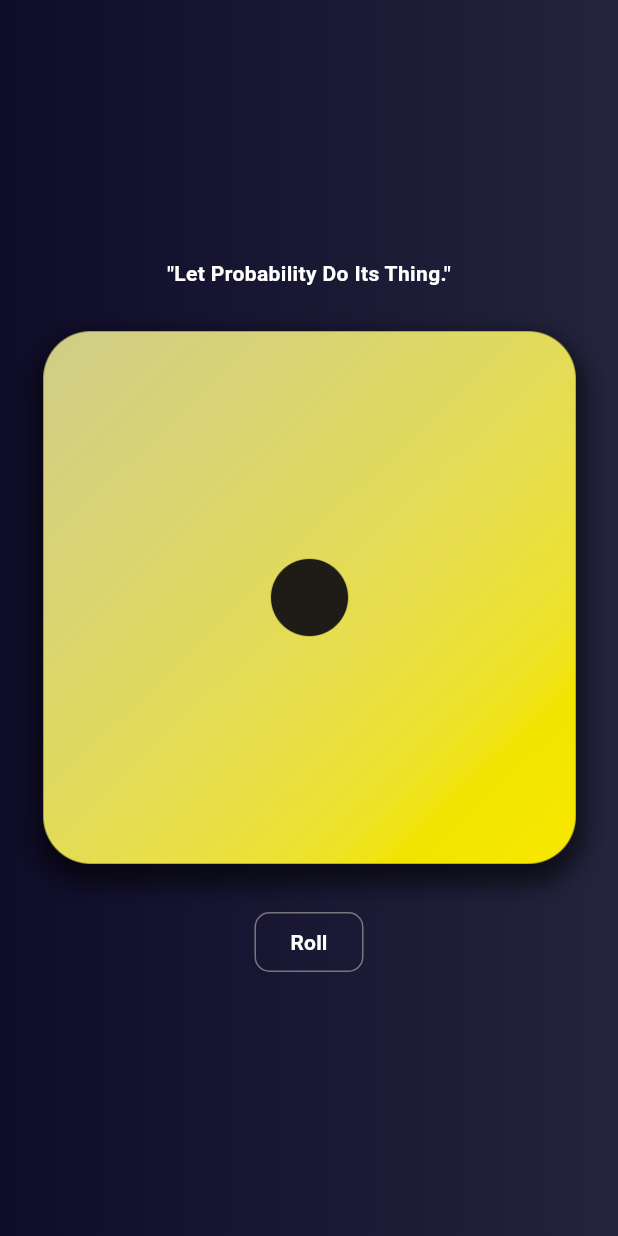
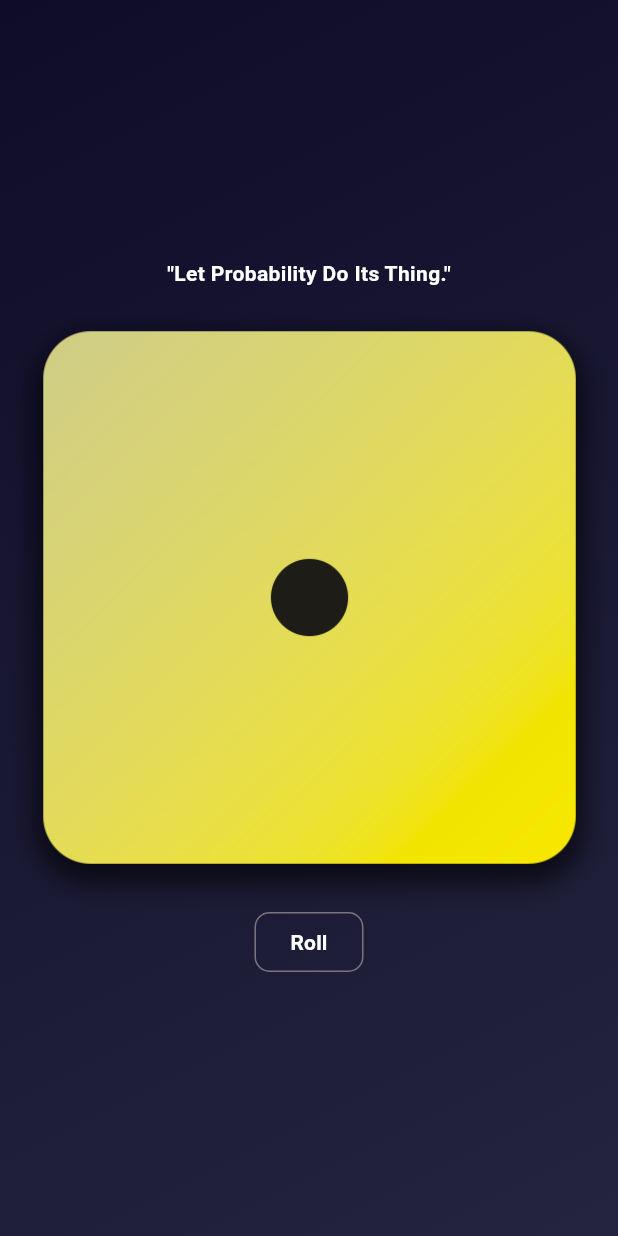
Before and after one commit to Tinker-Bits/flutter_dice_roll, a Flutter app: the screen it shows after launch, on a phone screen of 412 x 824 dp. Run offline on Flutter 3.47's test engine with Material 3 defaults, Android fonts, the light colour scheme and no system bars.

Commit message:
App Developement Completed

```diff
--- a/lib/main.dart
+++ b/lib/main.dart
@@ -36,11 +36,14 @@ class _Scaff extends State<Scaff> {
         decoration: BoxDecoration(
           gradient: LinearGradient(
             colors: [Color(0xff0f0c29), Color(0xff24243e)],
+            begin: Alignment.topLeft,
+            end: Alignment.bottomRight
           ),
         ),
         child: Center(
           child: Column(
             mainAxisAlignment: MainAxisAlignment.center,
+            mainAxisSize: MainAxisSize.max,
             children: [
               Text(
                 '"Let Probability Do Its Thing."',
@@ -49,7 +52,7 @@ class _Scaff extends State<Scaff> {
                   fontWeight: FontWeight.bold,
                 ),
               ),
-              Image.asset('assets/dice-$rollNumber.png'),
+              Image.asset('assets/dice-$rollNumber.png',width: 450),
               OutlinedButton(
                 onPressed:
                     () => {
```
